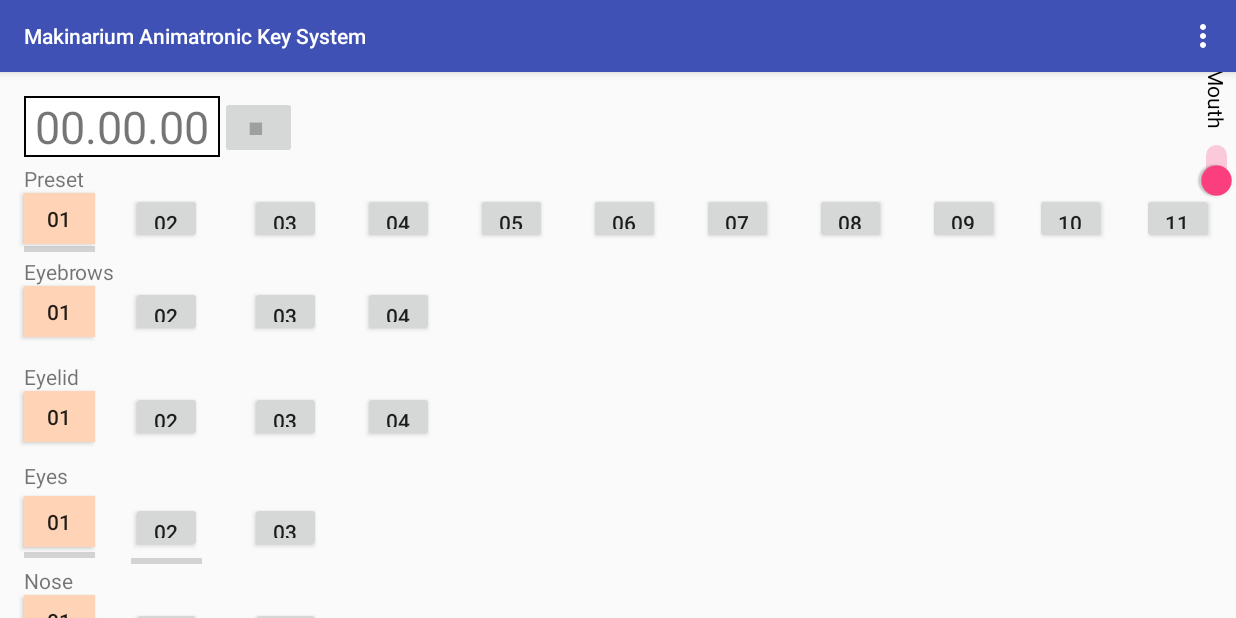
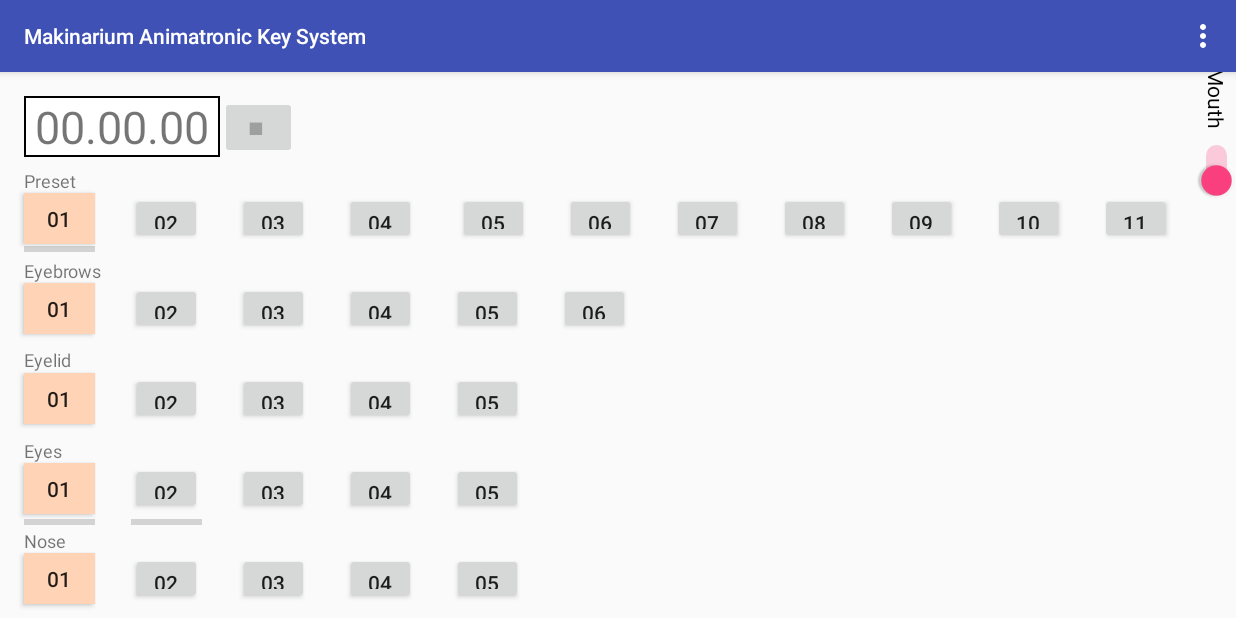
Before and after one commit to Jaeger87/Sbriciolone, an Android app: the MainActivity screen opened directly, with no data from a screen before it, on a phone screen of 824 x 412 dp (held sideways). Run offline under Robolectric (Android 15) with nearby library versions, the phone set to English and light mode, and no system bars.

Commit message:
Preset pronti, layout sempre più

```diff
--- a/MakinariumAnimatronicKeySystem/app/src/main/java/com/makinarium/makinariumanimatronickeysystem/MainActivity.java
+++ b/MakinariumAnimatronicKeySystem/app/src/main/java/com/makinarium/makinariumanimatronickeysystem/MainActivity.java
@@ -709,7 +709,7 @@
                 if(idToPress != -1)
                     publishProgress(percentProgress, idToPress);
                 else
-                    publishProgress(percentProgress, idToPress);
+                    publishProgress(percentProgress);
 
 
             }
--- a/MakinariumAnimatronicKeySystem/app/src/main/res/layout/activity_main.xml
+++ b/MakinariumAnimatronicKeySystem/app/src/main/res/layout/activity_main.xml
@@ -42,7 +42,7 @@
         android:layout_width="@dimen/bwidth"
         android:layout_height="@dimen/bheight"
         android:layout_marginStart="16dp"
-        android:layout_marginTop="36dp"
+        android:layout_marginTop="@dimen/mup"
         android:background="#FFD3B6"
         android:text="01"
         app:layout_constraintStart_toStartOf="parent"
@@ -52,7 +52,7 @@
         android:id="@+id/nose_01"
         android:layout_width="@dimen/bwidth"
         android:layout_height="@dimen/bheight"
-        android:layout_marginTop="32dp"
+        android:layout_marginTop="@dimen/mup"
         android:background="#FFD3B6"
         android:text="01"
         app:layout_constraintStart_toStartOf="@+id/eyelid_01"
@@ -62,7 +62,7 @@
         android:id="@+id/mouth_01"
         android:layout_width="@dimen/bwidth"
         android:layout_height="@dimen/bheight"
-        android:layout_marginTop="28dp"
+        android:layout_marginTop="@dimen/mup"
         android:background="#FFD3B6"
         android:text="01"
         app:layout_constraintStart_toStartOf="@+id/nose_01"
@@ -72,7 +72,7 @@
         android:id="@+id/preset_02"
         android:layout_width="@dimen/bwidth"
         android:layout_height="@dimen/bheight"
-        android:layout_marginStart="24dp"
+        android:layout_marginStart="@dimen/mleft"
         android:text="02"
         app:layout_constraintStart_toEndOf="@+id/preset_01"
         app:layout_constraintTop_toTopOf="@+id/preset_01" />
@@ -81,37 +81,37 @@
         android:id="@+id/eyelid_02"
         android:layout_width="@dimen/bwidth"
         android:layout_height="@dimen/bheight"
-        android:layout_marginStart="24dp"
-        android:layout_marginTop="36dp"
+        android:layout_marginStart="@dimen/mleft"
+        android:layout_marginTop="@dimen/mup"
         android:text="02"
         app:layout_constraintStart_toEndOf="@+id/eyelid_01"
-        app:layout_constraintTop_toBottomOf="@+id/button3" />
+        app:layout_constraintTop_toBottomOf="@+id/eyebrow_02" />
 
     <Button
         android:id="@+id/eyes_02"
         android:layout_width="@dimen/bwidth"
         android:layout_height="@dimen/bheight"
-        android:layout_marginStart="24dp"
-        android:layout_marginTop="40dp"
+        android:layout_marginStart="@dimen/mleft"
+        android:layout_marginTop="@dimen/mup"
         android:text="02"
         app:layout_constraintStart_toEndOf="@+id/eyes_01"
         app:layout_constraintTop_toBottomOf="@+id/eyelid_02" />
 
     <Button
-        android:id="@+id/button8"
+        android:id="@+id/nose_02"
         android:layout_width="@dimen/bwidth"
         android:layout_height="@dimen/bheight"
-        android:layout_marginStart="24dp"
-        android:layout_marginTop="36dp"
+        android:layout_marginStart="@dimen/mleft"
+        android:layout_marginTop="@dimen/mup"
         android:text="02"
         app:layout_constraintStart_toEndOf="@+id/nose_01"
         app:layout_constraintTop_toBottomOf="@+id/eyes_02" />
 
     <Button
-        android:id="@+id/button9"
+        android:id="@+id/preset_03"
         android:layout_width="@dimen/bwidth"
         android:layout_height="@dimen/bheight"
-        android:layout_marginStart="32dp"
+        android:layout_marginStart="@dimen/mleft"
         android:text="03"
         app:layout_constraintStart_toEndOf="@+id/preset_02"
         app:layout_constraintTop_toTopOf="@+id/preset_02" />
@@ -120,31 +120,31 @@
         android:id="@+id/eyelid_03"
         android:layout_width="@dimen/bwidth"
         android:layout_height="@dimen/bheight"
-        android:layout_marginStart="32dp"
-        android:layout_marginTop="36dp"
+        android:layout_marginStart="@dimen/mleft"
+        android:layout_marginTop="@dimen/mup"
         android:text="03"
         app:layout_constraintStart_toEndOf="@+id/eyelid_02"
-        app:layout_constraintTop_toBottomOf="@+id/button13" />
+        app:layout_constraintTop_toBottomOf="@+id/eyebrow_03" />
 
     <Button
-        android:id="@+id/button11"
+        android:id="@+id/eyes_03"
         android:layout_width="@dimen/bwidth"
         android:layout_height="@dimen/bheight"
-        android:layout_marginStart="32dp"
-        android:layout_marginTop="40dp"
+        android:layout_marginStart="@dimen/mleft"
+        android:layout_marginTop="@dimen/mup"
         android:text="03"
         app:layout_constraintStart_toEndOf="@+id/eyes_02"
         app:layout_constraintTop_toBottomOf="@+id/eyelid_03" />
 
     <Button
-        android:id="@+id/button12"
+        android:id="@+id/nose_03"
         android:layout_width="@dimen/bwidth"
         android:layout_height="@dimen/bheight"
-        android:layout_marginStart="32dp"
-        android:layout_marginTop="36dp"
+        android:layout_marginStart="@dimen/mleft"
+        android:layout_marginTop="@dimen/mup"
         android:text="03"
-        app:layout_constraintStart_toEndOf="@+id/button8"
-        app:layout_constraintTop_toBottomOf="@+id/button11" />
+        app:layout_constraintStart_toEndOf="@+id/nose_02"
+        app:layout_constraintTop_toBottomOf="@+id/eyes_03" />
 
     <TextView
         android:id="@+id/cronometro"
@@ -172,7 +172,7 @@
         android:id="@+id/eyes_01"
         android:layout_width="@dimen/bwidth"
         android:layout_height="@dimen/bheight"
-        android:layout_marginTop="36dp"
+        android:layout_marginTop="@dimen/mup"
         android:background="#FFD3B6"
         android:text="01"
         app:layout_constraintStart_toStartOf="@+id/eyelid_01"
@@ -182,52 +182,52 @@
         android:id="@+id/mouth_02"
         android:layout_width="@dimen/bwidth"
         android:layout_height="@dimen/bheight"
-        android:layout_marginStart="24dp"
-        android:layout_marginTop="20dp"
+        android:layout_marginStart="@dimen/mleft"
+        android:layout_marginTop="@dimen/mup"
         android:text="02"
         app:layout_constraintStart_toEndOf="@+id/mouth_01"
-        app:layout_constraintTop_toBottomOf="@+id/button8" />
+        app:layout_constraintTop_toBottomOf="@+id/nose_02" />
 
     <Button
-        android:id="@+id/button5"
+        android:id="@+id/mouth_03"
         android:layout_width="@dimen/bwidth"
         android:layout_height="@dimen/bheight"
-        android:layout_marginStart="32dp"
-        android:layout_marginTop="20dp"
+        android:layout_marginStart="@dimen/mleft"
+        android:layout_marginTop="@dimen/mup"
         android:text="03"
         app:layout_constraintStart_toEndOf="@+id/mouth_02"
-        app:layout_constraintTop_toBottomOf="@+id/button12" />
+        app:layout_constraintTop_toBottomOf="@+id/nose_03" />
 
     <Button
         android:id="@+id/eyebrow_01"
         android:layout_width="@dimen/bwidth"
         android:layout_height="@dimen/bheight"
         android:layout_marginStart="16dp"
-        android:layout_marginTop="28dp"
+        android:layout_marginTop="@dimen/mup"
         android:background="#FFD3B6"
         android:text="01"
         app:layout_constraintStart_toStartOf="parent"
         app:layout_constraintTop_toBottomOf="@+id/preset_01" />
 
     <Button
-        android:id="@+id/button3"
+        android:id="@+id/eyebrow_02"
         android:layout_width="@dimen/bwidth"
         android:layout_height="@dimen/bheight"
-        android:layout_marginStart="24dp"
-        android:layout_marginTop="28dp"
+        android:layout_marginStart="@dimen/mleft"
+        android:layout_marginTop="@dimen/mup"
         android:text="02"
         app:layout_constraintStart_toEndOf="@+id/eyebrow_01"
         app:layout_constraintTop_toBottomOf="@+id/preset_02" />
 
     <Button
-        android:id="@+id/button13"
+        android:id="@+id/eyebrow_03"
         android:layout_width="@dimen/bwidth"
         android:layout_height="@dimen/bheight"
-        android:layout_marginStart="32dp"
-        android:layout_marginTop="28dp"
+        android:layout_marginStart="@dimen/mleft"
+        android:layout_marginTop="@dimen/mup"
         android:text="03"
-        app:layout_constraintStart_toEndOf="@+id/button3"
-        app:layout_constraintTop_toBottomOf="@+id/button9" />
+        app:layout_constraintStart_toEndOf="@+id/eyebrow_02"
+        app:layout_constraintTop_toBottomOf="@+id/preset_03" />
 
 
     <ProgressBar
@@ -245,6 +245,7 @@
         android:layout_height="wrap_content"
         android:layout_marginStart="16dp"
         android:text="Preset"
+        android:textSize="@dimen/textsize"
         app:layout_constraintBottom_toTopOf="@+id/preset_01"
         app:layout_constraintStart_toStartOf="parent" />
 
@@ -254,15 +255,17 @@
         android:layout_height="wrap_content"
         android:layout_marginStart="16dp"
         android:text="Eyebrows"
+        android:textSize="@dimen/textsize"
         app:layout_constraintBottom_toTopOf="@+id/eyebrow_01"
         app:layout_constraintStart_toStartOf="parent" />
 
     <TextView
         android:id="@+id/textView3"
-        android:layout_width="wrap_content"
-        android:layout_height="wrap_content"
+        android:layout_width="37dp"
+        android:layout_height="17dp"
         android:layout_marginStart="16dp"
         android:text="Eyelid"
+        android:textSize="@dimen/textsize"
         app:layout_constraintBottom_toTopOf="@+id/eyelid_01"
         app:layout_constraintStart_toStartOf="parent" />
 
@@ -297,9 +300,9 @@
         android:id="@+id/textView4"
         android:layout_width="wrap_content"
         android:layout_height="wrap_content"
-        android:layout_marginBottom="4dp"
         android:layout_marginStart="16dp"
         android:text="Eyes"
+        android:textSize="@dimen/textsize"
         app:layout_constraintBottom_toTopOf="@+id/eyes_01"
         app:layout_constraintStart_toStartOf="parent" />
 
@@ -307,10 +310,10 @@
         android:id="@+id/button"
         android:layout_width="@dimen/bwidth"
         android:layout_height="@dimen/bheight"
-        android:layout_marginStart="28dp"
+        android:layout_marginStart="@dimen/mleft"
         android:text="04"
-        app:layout_constraintStart_toEndOf="@+id/button9"
-        app:layout_constraintTop_toTopOf="@+id/button9" />
+        app:layout_constraintStart_toEndOf="@+id/preset_03"
+        app:layout_constraintTop_toTopOf="@+id/preset_03" />
 
     <Button
         android:id="@+id/button2"
@@ -325,7 +328,7 @@
         android:id="@+id/button4"
         android:layout_width="@dimen/bwidth"
         android:layout_height="@dimen/bheight"
-        android:layout_marginStart="28dp"
+        android:layout_marginStart="@dimen/mleft"
         android:text="06"
         app:layout_constraintStart_toEndOf="@+id/button2"
         app:layout_constraintTop_toTopOf="@+id/button2" />
@@ -334,7 +337,7 @@
         android:id="@+id/button7"
         android:layout_width="@dimen/bwidth"
         android:layout_height="@dimen/bheight"
-        android:layout_marginStart="28dp"
+        android:layout_marginStart="@dimen/mleft"
         android:text="07"
         app:layout_constraintStart_toEndOf="@+id/button4"
         app:layout_constraintTop_toTopOf="@+id/button4" />
@@ -343,7 +346,7 @@
         android:id="@+id/button14"
         android:layout_width="@dimen/bwidth"
         android:layout_height="@dimen/bheight"
-        android:layout_marginStart="28dp"
+        android:layout_marginStart="@dimen/mleft"
         android:text="08"
         app:layout_constraintStart_toEndOf="@+id/button7"
         app:layout_constraintTop_toTopOf="@+id/button7" />
@@ -352,16 +355,16 @@
         android:id="@+id/button15"
         android:layout_width="@dimen/bwidth"
         android:layout_height="@dimen/bheight"
-        android:layout_marginStart="28dp"
+        android:layout_marginStart="@dimen/mleft"
         android:text="09"
         app:layout_constraintStart_toEndOf="@+id/button14"
         app:layout_constraintTop_toTopOf="@+id/button14" />
 
     <Button
-        android:id="@+id/button16"
+        android:id="@+id/preset_10"
         android:layout_width="@dimen/bwidth"
         android:layout_height="@dimen/bheight"
-        android:layout_marginStart="24dp"
+        android:layout_marginStart="@dimen/mleft"
         android:text="10"
         app:layout_constraintStart_toEndOf="@+id/button15"
         app:layout_constraintTop_toTopOf="@+id/button15" />
@@ -372,17 +375,18 @@
         android:layout_height="wrap_content"
         android:layout_marginStart="16dp"
         android:text="Nose"
+        android:textSize="@dimen/textsize"
         app:layout_constraintBottom_toTopOf="@+id/nose_01"
         app:layout_constraintStart_toStartOf="parent" />
 
     <Button
-        android:id="@+id/button17"
+        android:id="@+id/preset_11"
         android:layout_width="@dimen/bwidth"
         android:layout_height="@dimen/bheight"
-        android:layout_marginStart="24dp"
+        android:layout_marginStart="@dimen/mleft"
         android:text="11"
-        app:layout_constraintStart_toEndOf="@+id/button16"
-        app:layout_constraintTop_toTopOf="@+id/button16" />
+        app:layout_constraintStart_toEndOf="@+id/preset_10"
+        app:layout_constraintTop_toTopOf="@+id/preset_10" />
 
     <TextView
         android:id="@+id/textView2"
@@ -390,6 +394,7 @@
         android:layout_height="wrap_content"
         android:layout_marginStart="16dp"
         android:text="Mouth"
+        android:textSize="@dimen/textsize"
         app:layout_constraintBottom_toTopOf="@+id/mouth_01"
         app:layout_constraintStart_toStartOf="parent" />
 
@@ -403,24 +408,114 @@
         app:layout_constraintTop_toBottomOf="@+id/preset_01" />
 
     <Button
-        android:id="@+id/button18"
+        android:id="@+id/eyebrow_04"
         android:layout_width="@dimen/bwidth"
         android:layout_height="@dimen/bheight"
-        android:layout_marginStart="28dp"
-        android:layout_marginTop="28dp"
+        android:layout_marginStart="@dimen/mleft"
+        android:layout_marginTop="@dimen/mup"
         android:text="04"
-        app:layout_constraintStart_toEndOf="@+id/button13"
+        app:layout_constraintStart_toEndOf="@+id/eyebrow_03"
         app:layout_constraintTop_toBottomOf="@+id/button" />
 
     <Button
-        android:id="@+id/button6"
+        android:id="@+id/eyelid_04"
         android:layout_width="@dimen/bwidth"
         android:layout_height="@dimen/bheight"
-        android:layout_marginStart="28dp"
-        android:layout_marginTop="36dp"
+        android:layout_marginStart="@dimen/mleft"
+        android:layout_marginTop="@dimen/mup"
         android:text="04"
         app:layout_constraintStart_toEndOf="@+id/eyelid_03"
-        app:layout_constraintTop_toBottomOf="@+id/button18" />
+        app:layout_constraintTop_toBottomOf="@+id/eyebrow_04" />
+
+    <Button
+        android:id="@+id/eyes_04"
+        android:layout_width="@dimen/bwidth"
+        android:layout_height="@dimen/bheight"
+        android:layout_marginStart="@dimen/mleft"
+        android:layout_marginTop="@dimen/mup"
+        android:text="04"
+        app:layout_constraintStart_toEndOf="@+id/eyes_03"
+        app:layout_constraintTop_toBottomOf="@+id/eyelid_04" />
+
+    <Button
+        android:id="@+id/button19"
+        android:layout_width="@dimen/bwidth"
+        android:layout_height="@dimen/bheight"
+        android:layout_marginStart="@dimen/mleft"
+        android:layout_marginTop="@dimen/mup"
+        android:text="04"
+        app:layout_constraintStart_toEndOf="@+id/nose_03"
+        app:layout_constraintTop_toBottomOf="@+id/eyes_04" />
+
+    <Button
+        android:id="@+id/mouth_04"
+        android:layout_width="@dimen/bwidth"
+        android:layout_height="@dimen/bheight"
+        android:layout_marginStart="@dimen/mleft"
+        android:layout_marginTop="@dimen/mup"
+        android:text="04"
+        app:layout_constraintStart_toEndOf="@+id/mouth_03"
+        app:layout_constraintTop_toBottomOf="@+id/button19" />
+
+    <Button
+        android:id="@+id/eyebrow_05"
+        android:layout_width="@dimen/bwidth"
+        android:layout_height="@dimen/bheight"
+        android:layout_marginStart="@dimen/mleft"
+        android:layout_marginTop="@dimen/mup"
+        android:text="05"
+        app:layout_constraintStart_toEndOf="@+id/eyebrow_04"
+        app:layout_constraintTop_toBottomOf="@+id/button2" />
+
+    <Button
+        android:id="@+id/eyelid_05"
+        android:layout_width="@dimen/bwidth"
+        android:layout_height="@dimen/bheight"
+        android:layout_marginStart="@dimen/mleft"
+        android:layout_marginTop="@dimen/mup"
+        android:text="05"
+        app:layout_constraintStart_toEndOf="@+id/eyelid_04"
+        app:layout_constraintTop_toBottomOf="@+id/eyebrow_05" />
+
+    <Button
+        android:id="@+id/eyes_05"
+        android:layout_width="@dimen/bwidth"
+        android:layout_height="@dimen/bheight"
+        android:layout_marginStart="@dimen/mleft"
+        android:layout_marginTop="@dimen/mup"
+        android:text="05"
+        app:layout_constraintStart_toEndOf="@+id/eyes_04"
+        app:layout_constraintTop_toBottomOf="@+id/eyelid_05" />
+
+    <Button
+        android:id="@+id/button5"
+        android:layout_width="@dimen/bwidth"
+        android:layout_height="@dimen/bheight"
+        android:layout_marginStart="@dimen/mleft"
+        android:layout_marginTop="@dimen/mup"
+        android:text="05"
+        app:layout_constraintStart_toEndOf="@+id/button19"
+        app:layout_constraintTop_toBottomOf="@+id/eyes_05" />
+
+    <Button
+        android:id="@+id/mouth_05"
+        android:layout_width="@dimen/bwidth"
+        android:layout_height="@dimen/bheight"
+        android:layout_marginStart="@dimen/mleft"
+        android:layout_marginTop="@dimen/mup"
+        android:text="05"
+        app:layout_constraintStart_toEndOf="@+id/mouth_04"
+        app:layout_constraintTop_toBottomOf="@+id/button5" />
+
+    <Button
+        android:id="@+id/eyebrow_06"
+        android:layout_width="@dimen/bwidth"
+        android:layout_height="@dimen/bheight"
+        android:layout_marginStart="@dimen/mleft"
+        android:layout_marginTop="@dimen/mup"
+        android:text="06"
+        app:layout_constraintStart_toEndOf="@+id/eyebrow_05"
+        app:layout_constraintTop_toBottomOf="@+id/button4" />
 
 
 </android.support.constraint.ConstraintLayout>
--- a/MakinariumAnimatronicKeySystem/app/src/main/res/values/const.xml
+++ b/MakinariumAnimatronicKeySystem/app/src/main/res/values/const.xml
@@ -3,7 +3,8 @@
 
     <dimen  name="bwidth">47dp</dimen>
     <dimen  name="bheight">34dp</dimen>
-    <dimen name="mup">34dp</dimen>
-    <dimen name="mdown">34dp</dimen>
+    <dimen name="mup">26dp</dimen>
+    <dimen name="mleft">24dp</dimen>
     <dimen name="pbheight">11dp</dimen>
+    <dimen name="textsize">12sp</dimen>
 </resources>
```
